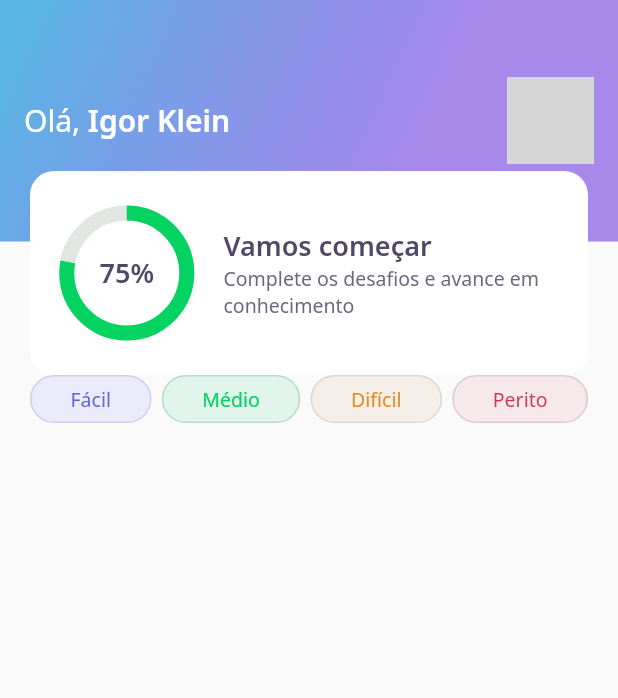
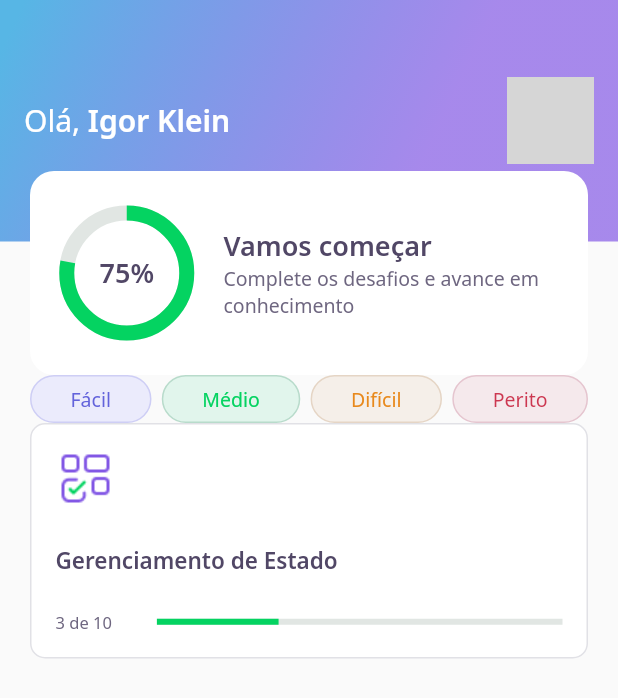
Before and after one commit to IgorKlein/devquiz, a Flutter app: the screen it shows after launch, on a phone screen of 412 x 824 dp. Shown: the top 698 px of the screen. Run offline on Flutter 3.47's test engine with Material 2 defaults, Android fonts, the phone set to English and light mode, and no system bars; our stand-ins replace google_fonts; network calls fail; grey boxes are pictures that could not be loaded.

Commit message:
Aula 01 concluída. Aula 02 até os botões de Fácil, Médio, Difícil e Perito. Aula 02 até o primeiro "quiz_card_widget" configurado.

```diff
--- a/lib/home/home_page.dart
+++ b/lib/home/home_page.dart
@@ -1,5 +1,6 @@
 import 'package:devquiz/home/widget/appbar/app_bar_widget.dart';
 import 'package:devquiz/home/widget/level_button/level_button_widget.dart';
+import 'package:devquiz/home/widget/quiz_card/quiz_card_widget.dart';
 import 'package:flutter/material.dart';
 
 class HomePage extends StatefulWidget {
@@ -16,7 +17,9 @@ class _HomePageState extends State<HomePage> {
       appBar: AppBarWidget(),
       body: Padding(
         padding: const EdgeInsets.symmetric(horizontal: 20.0),
-        child: Row(
+        child: Column(
+          children: [
+            Row(
               mainAxisAlignment: MainAxisAlignment.spaceBetween,
               children: [
                 LevelButtonWidget(
@@ -33,6 +36,9 @@ class _HomePageState extends State<HomePage> {
                 ),
               ],
             ),
+            QuizCardWidget()
+          ],
+        ),
       ),
     );
   }
--- /dev/null
+++ b/lib/home/widget/quiz_card/quiz_card_widget.dart
@@ -0,0 +1,60 @@
+import 'package:devquiz/core/app_colors.dart';
+import 'package:devquiz/core/app_images.dart';
+import 'package:devquiz/core/app_text_styles.dart';
+import 'package:flutter/cupertino.dart';
+import 'package:flutter/material.dart';
+
+class QuizCardWidget extends StatelessWidget {
+  @override
+  Widget build(BuildContext context) {
+    return Container(
+      padding: EdgeInsets.all(16.0),
+      decoration: BoxDecoration(
+        border: Border.fromBorderSide(
+          BorderSide(
+            color: AppColors.border,
+          ),
+        ),
+        color: AppColors.white,
+        borderRadius: BorderRadius.circular(10),
+      ),
+      child: Column(
+        crossAxisAlignment: CrossAxisAlignment.start,
+        children: [
+          Container(
+            height: 40,
+            width: 40,
+            child: Image.asset(AppImages.blocks),
+          ),
+          SizedBox(
+            height: 24,
+          ),
+          Text(
+            'Gerenciamento de Estado',
+            style: AppTextStyles.heading15,
+          ),
+          SizedBox(height: 24,),
+          Row(
+            children: [
+              Expanded(
+                flex: 1,
+                child: Text(
+                  '3 de 10',
+                  style: AppTextStyles.body11,
+                ),
+              ),
+              Expanded(
+                flex: 4,
+                child: LinearProgressIndicator(
+                  value: 0.3,
+                  backgroundColor: AppColors.chartSecondary,
+                  valueColor: AlwaysStoppedAnimation(AppColors.chartPrimary),
+                ),
+              )
+            ],
+          )
+        ],
+      ),
+    );
+  }
+}
```
Lines whose indentation alone changed are shown as unchanged.
